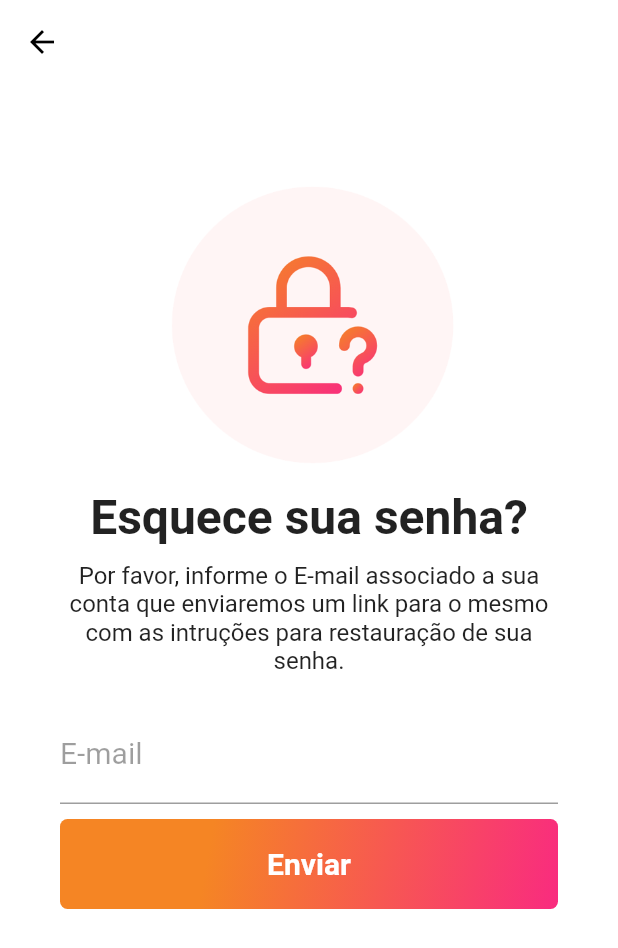
After one commit to igorsily/flutter-doglife, a Flutter app: the screen it shows after launch, after a tap on "Recuperar Senha", on a phone screen of 412 x 824 dp. The commit adds this screen. Shown: the top 948 px of the screen. Run offline on Flutter 3.47's test engine with Material 2 defaults, Android fonts, the phone set to English and light mode, and no system bars.

Commit message:
add reset-password page

```diff
--- a/lib/pages/login_page.dart
+++ b/lib/pages/login_page.dart
@@ -1,3 +1,4 @@
+import 'package:doglife/pages/reset-password_page.dart';
 import 'package:flutter/material.dart';
 
 class LoginPage extends StatelessWidget {
@@ -54,7 +55,6 @@ class LoginPage extends StatelessWidget {
               height: 40,
               alignment: Alignment.centerRight,
               child: FlatButton(
-                onPressed: null,
                 child: Text(
                   "Recuperar Senha",
                   textAlign: TextAlign.right,
@@ -62,6 +62,14 @@ class LoginPage extends StatelessWidget {
                     color: Colors.black,
                   ),
                 ),
+                onPressed: () {
+                  Navigator.push(
+                    context,
+                    MaterialPageRoute(
+                      builder: (context) => ResetPasswordPage(),
+                    ),
+                  );
+                },
               ),
             ),
             Padding(
--- /dev/null
+++ b/lib/pages/reset-password_page.dart
@@ -0,0 +1,110 @@
+import 'package:flutter/material.dart';
+
+class ResetPasswordPage extends StatelessWidget {
+  @override
+  Widget build(BuildContext context) {
+    return Scaffold(
+      appBar: AppBar(
+        backgroundColor: Colors.white,
+        elevation: 0,
+        leading: IconButton(
+            icon: Icon(Icons.arrow_back),
+            color: Colors.black,
+            onPressed: () => Navigator.pop(context, false)),
+      ),
+      body: Container(
+        padding: EdgeInsets.only(
+          top: 60,
+          left: 40,
+          right: 40,
+        ),
+        color: Colors.white,
+        child: ListView(
+          children: <Widget>[
+            SizedBox(
+              width: 200,
+              height: 200,
+              child: Image.asset('assets/reset-password-icon.png'),
+            ),
+            Padding(
+              padding: const EdgeInsets.only(top: 10),
+              child: Text(
+                "Esquece sua senha?",
+                style: TextStyle(
+                  fontSize: 32,
+                  fontWeight: FontWeight.bold,
+                ),
+                textAlign: TextAlign.center,
+              ),
+            ),
+            Padding(
+              padding: const EdgeInsets.only(top: 10),
+              child: Text(
+                "Por favor, informe o E-mail associado a sua conta que enviaremos um link para o mesmo com as intruções para restauração de sua senha.",
+                style: TextStyle(
+                  fontSize: 16,
+                  fontWeight: FontWeight.w400,
+                ),
+                textAlign: TextAlign.center,
+              ),
+            ),
+            Padding(
+              padding: const EdgeInsets.only(top: 20),
+              child: TextFormField(
+                // autofocus: true,
+                keyboardType: TextInputType.emailAddress,
+                decoration: InputDecoration(
+                    labelText: 'E-mail',
+                    labelStyle: TextStyle(
+                      color: Colors.black38,
+                      fontWeight: FontWeight.w400,
+                      fontSize: 20,
+                    )),
+                style: TextStyle(fontSize: 20),
+              ),
+            ),
+            Padding(
+              padding: const EdgeInsets.only(top: 10),
+              child: Container(
+                height: 60,
+                alignment: Alignment.centerLeft,
+                decoration: BoxDecoration(
+                  gradient: LinearGradient(
+                    begin: Alignment.topLeft,
+                    end: Alignment.bottomRight,
+                    stops: [0.3, 1],
+                    colors: [
+                      Color(0xFFF58524),
+                      Color(0xFFF92B7F),
+                    ],
+                  ),
+                  borderRadius: BorderRadius.all(
+                    Radius.circular(5),
+                  ),
+                ),
+                child: SizedBox.expand(
+                  child: FlatButton(
+                    onPressed: null,
+                    child: Row(
+                      mainAxisAlignment: MainAxisAlignment.center,
+                      children: <Widget>[
+                        Text(
+                          'Enviar',
+                          style: TextStyle(
+                            fontWeight: FontWeight.bold,
+                            color: Colors.white,
+                            fontSize: 20,
+                          ),
+                        ),
+                      ],
+                    ),
+                  ),
+                ),
+              ),
+            ),
+          ],
+        ),
+      ),
+    );
+  }
+}
```
